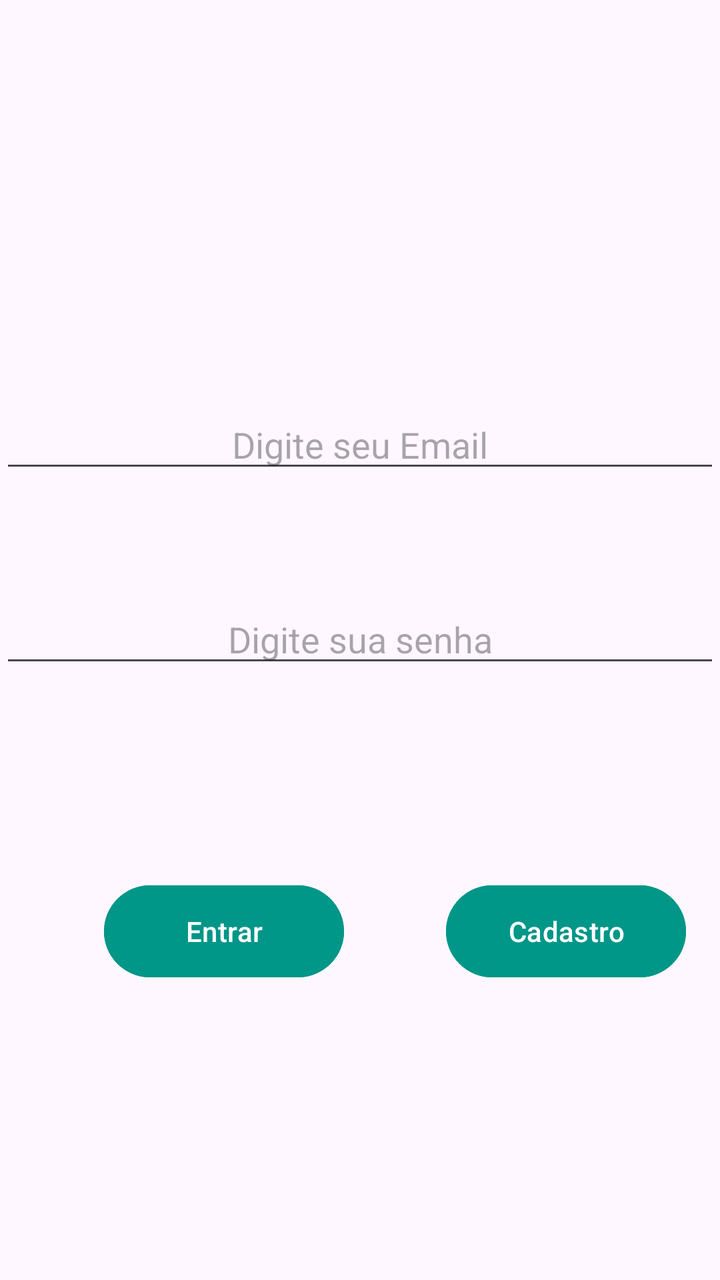
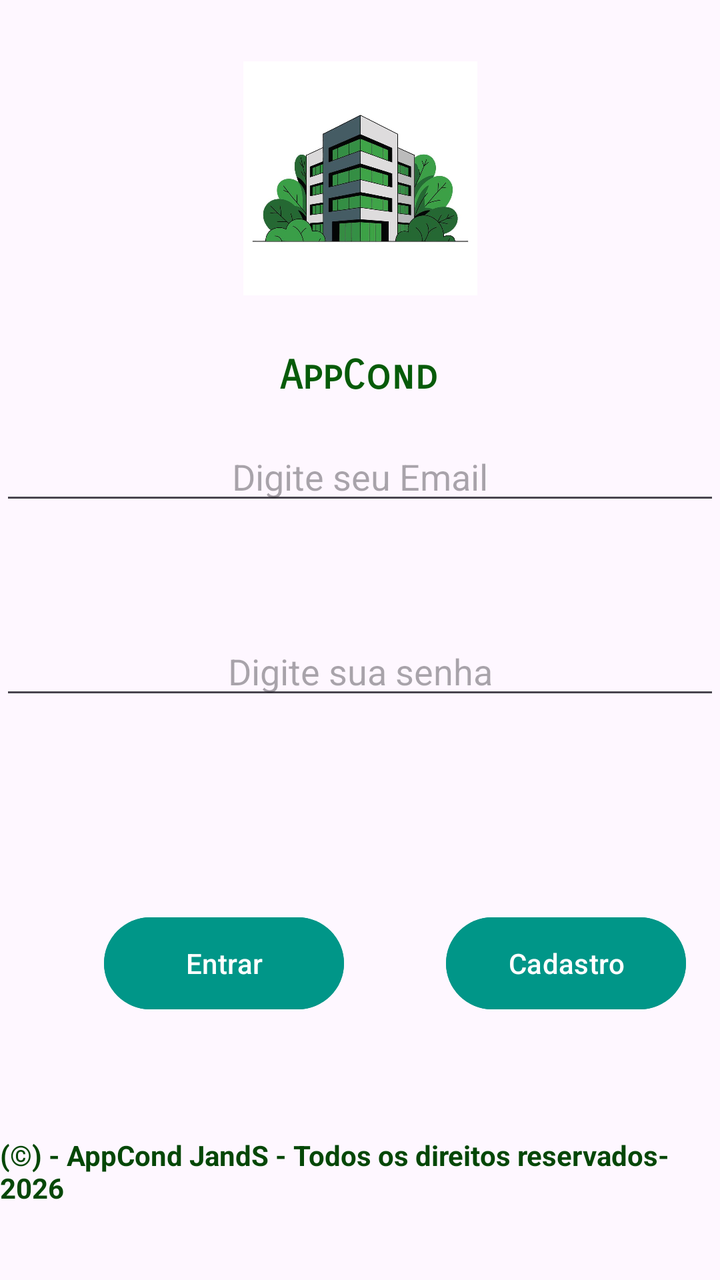

An Android layout rendered at two revisions. The XML below is the earlier revision; the diff shows what the commit changed to produce the second picture.
<!-- AndroidManifest.xml: application theme Theme.AppCondominio -->
<!-- res/layout/activity_login.xml -->
<?xml version="1.0" encoding="utf-8"?>
<androidx.constraintlayout.widget.ConstraintLayout xmlns:android="http://schemas.android.com/apk/res/android"
    xmlns:app="http://schemas.android.com/apk/res-auto"
    xmlns:tools="http://schemas.android.com/tools"
    android:id="@+id/main"
    android:layout_width="match_parent"
    android:layout_height="match_parent"
    tools:context=".MainActivity">

    <EditText
        android:id="@+id/editTextEmailLogin"
        android:layout_width="0dp"
        android:layout_height="wrap_content"
        android:layout_marginTop="200dp"
        android:ems="10"
        android:hint="Digite seu Email"
        android:inputType="textEmailAddress"
        android:textAlignment="center"
        app:layout_constraintEnd_toEndOf="parent"
        app:layout_constraintHorizontal_bias="0.497"
        app:layout_constraintStart_toStartOf="parent"
        app:layout_constraintTop_toTopOf="parent" />

    <EditText
        android:id="@+id/editTextSuasenha"
        android:layout_width="0dp"
        android:layout_height="wrap_content"
        android:layout_marginTop="56dp"
        android:ems="10"
        android:hint="Digite sua senha"
        android:inputType="textPassword"
        android:textAlignment="center"
        app:layout_constraintEnd_toEndOf="parent"
        app:layout_constraintHorizontal_bias="1.0"
        app:layout_constraintStart_toStartOf="parent"
        app:layout_constraintTop_toBottomOf="@+id/editTextEmailLogin" />

    <Button
        android:id="@+id/btncadastre"
        android:layout_width="120dp"
        android:layout_height="54dp"
        android:layout_marginStart="44dp"
        android:backgroundTint="#009688"
        android:text="Cadastro"
        app:layout_constraintBottom_toBottomOf="@+id/btnentrar"
        app:layout_constraintEnd_toEndOf="parent"
        app:layout_constraintHorizontal_bias="0.293"
        app:layout_constraintStart_toEndOf="@+id/btnentrar"
        app:layout_constraintTop_toTopOf="@+id/btnentrar"
        app:layout_constraintVertical_bias="0.0" />

    <Button
        android:id="@+id/btnentrar"
        android:layout_width="120dp"
        android:layout_height="54dp"
        android:layout_marginStart="52dp"
        android:layout_marginTop="100dp"
        android:backgroundTint="#009688"
        android:text="Entrar"
        app:layout_constraintStart_toStartOf="parent"
        app:layout_constraintTop_toBottomOf="@+id/editTextSuasenha" />

</androidx.constraintlayout.widget.ConstraintLayout>
<!-- resources referenced by this layout -->
<resources>
  <style name="Theme.AppCondominio" parent="Base.Theme.AppCondominio" />
  <style name="Base.Theme.AppCondominio" parent="Theme.Material3.DayNight.NoActionBar">
          
          
      </style>
</resources>

<!-- the commit's change to res/layout/activity_login.xml (unified diff, before → after) -->
@@ -11,13 +11,13 @@
         android:id="@+id/editTextEmailLogin"
         android:layout_width="0dp"
         android:layout_height="wrap_content"
-        android:layout_marginTop="200dp"
+        android:layout_marginTop="216dp"
         android:ems="10"
         android:hint="Digite seu Email"
         android:inputType="textEmailAddress"
         android:textAlignment="center"
         app:layout_constraintEnd_toEndOf="parent"
-        app:layout_constraintHorizontal_bias="0.497"
+        app:layout_constraintHorizontal_bias="0.0"
         app:layout_constraintStart_toStartOf="parent"
         app:layout_constraintTop_toTopOf="parent" />
 
@@ -60,4 +60,45 @@
         app:layout_constraintStart_toStartOf="parent"
         app:layout_constraintTop_toBottomOf="@+id/editTextSuasenha" />
 
+    <ImageView
+        android:id="@+id/imageView4"
+        android:layout_width="165dp"
+        android:layout_height="117dp"
+        android:layout_marginBottom="28dp"
+        app:layout_constraintBottom_toTopOf="@+id/textViewcond"
+        app:layout_constraintEnd_toEndOf="parent"
+        app:layout_constraintStart_toStartOf="parent"
+        app:layout_constraintTop_toTopOf="parent"
+        app:layout_constraintVertical_bias="1.0"
+        app:srcCompat="@drawable/predioverde" />
+
+    <TextView
+        android:id="@+id/textViewcond"
+        android:layout_width="wrap_content"
+        android:layout_height="wrap_content"
+        android:layout_marginBottom="16dp"
+        android:backgroundTint="#009688"
+        android:fontFamily="sans-serif-smallcaps"
+        android:text="AppCond"
+        android:textColor="#065B09"
+        android:textSize="20sp"
+        android:textStyle="bold"
+        app:layout_constraintBottom_toTopOf="@+id/editTextEmailLogin"
+        app:layout_constraintEnd_toEndOf="parent"
+        app:layout_constraintHorizontal_bias="0.498"
+        app:layout_constraintStart_toStartOf="parent" />
+
+    <TextView
+        android:id="@+id/textViewcopryght"
+        android:layout_width="wrap_content"
+        android:layout_height="wrap_content"
+        android:text="(©) - AppCond JandS - Todos os direitos reservados- 2026 "
+        android:textColor="#044706"
+        android:textStyle="bold"
+        app:layout_constraintBottom_toBottomOf="parent"
+        app:layout_constraintEnd_toEndOf="parent"
+        app:layout_constraintStart_toStartOf="parent"
+        app:layout_constraintTop_toBottomOf="@+id/btncadastre"
+        app:layout_constraintVertical_bias="0.617" />
+
 </androidx.constraintlayout.widget.ConstraintLayout>
<!-- resource entries referenced after the edit -->
@@ -1,5 +1,6 @@
 <!-- resources referenced by this layout -->
 <resources>
+  <!-- drawable predioverde: jpg bitmap (drawable, 42672 bytes) -->
   <style name="Theme.AppCondominio" parent="Base.Theme.AppCondominio" />
   <style name="Base.Theme.AppCondominio" parent="Theme.Material3.DayNight.NoActionBar">
           
